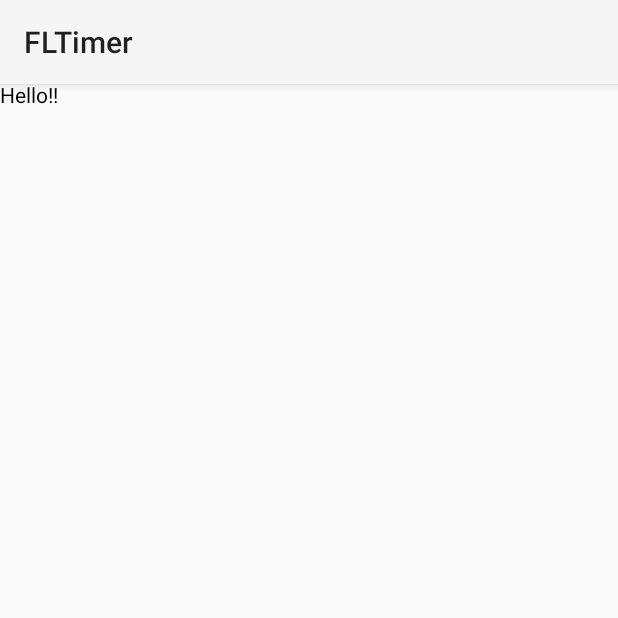
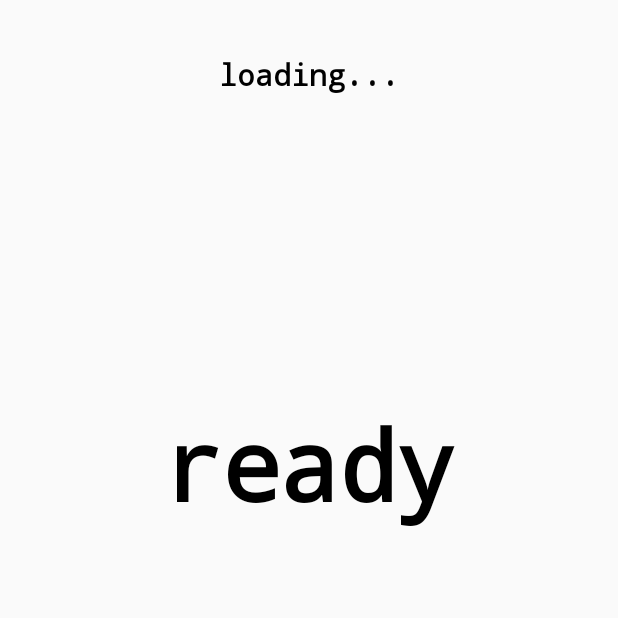
Before and after one commit to LucasAlfare/FLTimer, an Android app built with Jetpack Compose: the screen it shows after launch (MainActivity), on a phone screen of 412 x 824 dp, the top half of it. Run offline under Robolectric (Android 15) with nearby library versions, the phone set to English and light mode, and no system bars; libraries missing offline, so code that uses them is left out: com.lucasalfare.fllistener; 1 statement that could not run was skipped.

Commit message:
updates; R/W in android BUGGED

```diff
--- a/android/build.gradle.kts
+++ b/android/build.gradle.kts
@@ -5,13 +5,16 @@ plugins {
 }
 
 dependencies {
+  val flListeningVersion =
+    findProperty("lucasalfare.fllistening.version") ?: ""
+
   implementation("androidx.activity:activity-compose:1.7.1")
   implementation("androidx.appcompat:appcompat:1.6.1")
   implementation("androidx.core:core-ktx:1.10.0")
   implementation("androidx.compose.animation:animation:1.4.2")
   implementation("androidx.compose.material:material:1.4.2")
 
-  implementation("com.github.LucasAlfare:FLListening:1.1")
+  implementation("com.github.LucasAlfare:FLListening:$flListeningVersion")
 
   implementation(project(":core"))
   implementation(project(":ui"))
--- a/android/src/main/AndroidManifest.xml
+++ b/android/src/main/AndroidManifest.xml
@@ -2,8 +2,8 @@
 
     <application
             android:label="FLTimer"
-            android:icon="@android:drawable/ic_delete"
-            android:theme="@style/Theme.AppCompat.Light">
+            android:icon="@android:drawable/ic_lock_idle_alarm"
+            android:theme="@style/Theme.AppCompat.Light.NoActionBar">
         <activity
                 android:name=".MainActivity"
                 android:exported="true">
--- /dev/null
+++ b/android/src/main/kotlin/com/lucasalfare/fltimer/AndroidApp.kt
@@ -0,0 +1,42 @@
+package com.lucasalfare.fltimer
+
+import androidx.compose.foundation.layout.Box
+import androidx.compose.foundation.layout.Column
+import androidx.compose.foundation.layout.Row
+import androidx.compose.foundation.layout.padding
+import androidx.compose.runtime.Composable
+import androidx.compose.ui.Alignment
+import androidx.compose.ui.Modifier
+import androidx.compose.ui.unit.dp
+import com.lucasalfare.fltimer.ui.Display
+import com.lucasalfare.fltimer.ui.Scramble
+import com.lucasalfare.fltimer.ui.TimesList
+
+@Composable
+fun AndroidApp() {
+  Row {
+//    Box(
+//      modifier = Modifier
+//        .padding(bottom = 8.dp)
+//    ) {
+//      Column {
+//        TimesList()
+//      }
+//    }
+
+    Box {
+      Column(horizontalAlignment = Alignment.CenterHorizontally) {
+        Box(modifier = Modifier.weight(1f)) {
+          Scramble()
+        }
+
+        Box(
+          modifier = Modifier.weight(2f),
+          contentAlignment = Alignment.TopCenter
+        ) {
+          Display()
+        }
+      }
+    }
+  }
+}
--- a/android/src/main/kotlin/com/lucasalfare/fltimer/MainActivity.kt
+++ b/android/src/main/kotlin/com/lucasalfare/fltimer/MainActivity.kt
@@ -1,15 +1,87 @@
 package com.lucasalfare.fltimer
 
 import android.os.Bundle
+import android.util.Log
 import androidx.activity.compose.setContent
 import androidx.appcompat.app.AppCompatActivity
-import androidx.compose.material.Text
+import androidx.compose.foundation.gestures.detectTapGestures
+import androidx.compose.foundation.layout.Box
+import androidx.compose.foundation.layout.fillMaxSize
+import androidx.compose.runtime.LaunchedEffect
+import androidx.compose.ui.Modifier
+import androidx.compose.ui.input.pointer.pointerInput
+import com.lucasalfare.fllistener.setupManagers
+import com.lucasalfare.fltimer.core.FLTimerEvent
+import com.lucasalfare.fltimer.core.getCurrentTime
+import com.lucasalfare.fltimer.core.model.FLTimerModel
+import com.lucasalfare.fltimer.core.model.data.SolvesManager
+import com.lucasalfare.fltimer.core.model.data.persistence.readAndDefineFLTimerStateFromFile
+import com.lucasalfare.fltimer.core.model.data.persistence.writeFLTimerStateToFile
+import com.lucasalfare.fltimer.core.scramble.ScrambleManager
+import com.lucasalfare.fltimer.core.timer.TimerManager
+import com.lucasalfare.fltimer.ui.uiManager
+import kotlinx.coroutines.CoroutineScope
+import kotlinx.coroutines.Job
+import kotlinx.coroutines.launch
 
 class MainActivity : AppCompatActivity() {
   override fun onCreate(savedInstanceState: Bundle?) {
     super.onCreate(savedInstanceState)
+
+    // TODO: add custom callback function to load files here in android
+    readAndDefineFLTimerStateFromFile()
+
+    FLTimerModel.sessions.first().solves.forEach {
+//      println(it)
+     Log.d("TRISTEZA", it.toString())
+    }
+
     setContent {
-      Text("Hello!!")
+      Box(
+        modifier = Modifier
+          .fillMaxSize()
+          .pointerInput(true) {
+            detectTapGestures(onPress = {
+              uiManager.notifyListeners(
+                event = FLTimerEvent.TimerToggleDown,
+                data = getCurrentTime(),
+                origin = this
+              )
+              if (tryAwaitRelease()) {
+                uiManager.notifyListeners(
+                  event = FLTimerEvent.TimerToggleUp,
+                  data = getCurrentTime(),
+                  origin = this
+                )
+              }
+            })
+          }
+      ) {
+        LaunchedEffect(true) {
+          CoroutineScope(Job()).launch {
+            setupManagers(
+              uiManager,
+              ScrambleManager(),
+              SolvesManager(),
+              TimerManager()
+            )
+          }
+        }
+
+        AndroidApp()
+      }
     }
   }
+
+  override fun onDestroy() {
+    super.onDestroy()
+    writeFLTimerStateToFile()
+  }
+
+  override fun onDetachedFromWindow() {
+    super.onDetachedFromWindow()
+
+    // TODO: add custom callback function to write files here in android
+    writeFLTimerStateToFile()
+  }
 }
--- a/ui/src/main/kotlin/Main.kt
+++ b/ui/src/main/kotlin/Main.kt
@@ -19,11 +19,12 @@ import com.lucasalfare.fltimer.core.getCurrentTime
 import com.lucasalfare.fltimer.core.scramble.ScrambleManager
 import com.lucasalfare.fltimer.core.model.session.SessionsManager
 import com.lucasalfare.fltimer.core.timer.TimerManager
+import com.lucasalfare.fltimer.ui.uiManager
 import kotlinx.coroutines.CoroutineScope
 import kotlinx.coroutines.Job
 import kotlinx.coroutines.launch
 
-val uiManager = CallbacksManager()
+
 
 @OptIn(ExperimentalComposeUiApi::class)
 fun main() = application {
--- /dev/null
+++ b/ui/src/main/kotlin/com/lucasalfare/fltimer/ui/Definitions.kt
@@ -0,0 +1,5 @@
+package com.lucasalfare.fltimer.ui
+
+import com.lucasalfare.fllistener.CallbacksManager
+
+val uiManager = CallbacksManager()
--- a/ui/src/main/kotlin/com/lucasalfare/fltimer/ui/SessionsController.kt
+++ b/ui/src/main/kotlin/com/lucasalfare/fltimer/ui/SessionsController.kt
@@ -12,7 +12,6 @@ import androidx.compose.ui.unit.dp
 import com.lucasalfare.fltimer.core.FLTimerEvent
 import com.lucasalfare.fltimer.core.model.FLTimerModel
 import com.lucasalfare.fltimer.core.model.session.Session
-import uiManager
 
 @Composable
 fun SessionController() {
--- a/ui/src/main/kotlin/com/lucasalfare/fltimer/ui/TimesList.kt
+++ b/ui/src/main/kotlin/com/lucasalfare/fltimer/ui/TimesList.kt
@@ -24,7 +24,6 @@ import com.lucasalfare.fltimer.core.FLTimerEvent
 import com.lucasalfare.fltimer.core.model.FLTimerModel
 import com.lucasalfare.fltimer.core.model.Penalty
 import com.lucasalfare.fltimer.core.model.Solve
-import uiManager
 
 @Composable
 fun TimesList() {
```
